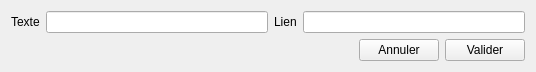
The window that PhotosConsigne/ui/InsertLink.ui (FlorianLance/PhotosConsigne) describes before a commit, drawn with Qt 5.
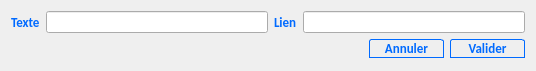
The same window after the commit.

What changed in the file:
```diff
--- a/PhotosConsigne/ui/InsertLink.ui
+++ b/PhotosConsigne/ui/InsertLink.ui
@@ -37,6 +37,44 @@
      </item>
      <item>
       <widget class="QPushButton" name="pbCancel">
+       <property name="minimumSize">
+        <size>
+         <width>75</width>
+         <height>0</height>
+        </size>
+       </property>
+       <property name="toolTip">
+        <string>Annuler l'insertion du lien</string>
+       </property>
+       <property name="styleSheet">
+        <string notr="true">
+
+QPushButton {
+    font: bold 10pt Calibri;  
+    border: 1px solid gray;
+    border-radius: 3px;
+	border-bottom-left-radius: 0px;	
+	 border-bottom-right-radius: 0px;	
+     background-color: qlineargradient(x1: 0, y1: 0, x2: 0, y2: 1,
+                                       stop: 0 #f6f7fa, stop: 1 #dadbde);
+ }
+ 
+QPushButton::enabled {
+	color : rgb(0,106,255);
+    border: 1px solid rgb(0,106,255);
+ }
+
+QPushButton:hover:!pressed{
+
+     background-color: qlineargradient(x1: 0, y1: 0, x2: 0, y2: 1,
+                                       stop: 0 #dadbde, stop: 1 #f6f7fa);
+}
+
+ QPushButton:pressed{
+    background-color:  rgb(220,220,220);
+
+}</string>
+       </property>
        <property name="text">
         <string>Annuler</string>
        </property>
@@ -44,6 +82,44 @@
      </item>
      <item>
       <widget class="QPushButton" name="pbValidate">
+       <property name="minimumSize">
+        <size>
+         <width>75</width>
+         <height>0</height>
+        </size>
+       </property>
+       <property name="toolTip">
+        <string>Valider l'insertion du lien</string>
+       </property>
+       <property name="styleSheet">
+        <string notr="true">
+
+QPushButton {
+    font: bold 10pt Calibri;  
+    border: 1px solid gray;
+    border-radius: 3px;
+	border-bottom-left-radius: 0px;	
+	 border-bottom-right-radius: 0px;	
+     background-color: qlineargradient(x1: 0, y1: 0, x2: 0, y2: 1,
+                                       stop: 0 #f6f7fa, stop: 1 #dadbde);
+ }
+ 
+QPushButton::enabled {
+	color : rgb(0,106,255);
+    border: 1px solid rgb(0,106,255);
+ }
+
+QPushButton:hover:!pressed{
+
+     background-color: qlineargradient(x1: 0, y1: 0, x2: 0, y2: 1,
+                                       stop: 0 #dadbde, stop: 1 #f6f7fa);
+}
+
+ QPushButton:pressed{
+    background-color:  rgb(220,220,220);
+
+}</string>
+       </property>
        <property name="text">
         <string>Valider</string>
        </property>
@@ -55,6 +131,25 @@
     <layout class="QHBoxLayout" name="horizontalLayout_4">
      <item>
       <widget class="QLabel" name="label">
+       <property name="styleSheet">
+        <string notr="true">
+
+QWidget {
+  
+	color : rgb(0,106,255);
+    font:  bold 10pt Calibri;
+
+
+ }
+
+
+QWidget:!enabled {
+  
+	color : rgb(150,150,150);
+    font:  bold 10pt Calibri;
+ }
+</string>
+       </property>
        <property name="text">
         <string>Texte</string>
        </property>
@@ -65,6 +160,25 @@
      </item>
      <item>
       <widget class="QLabel" name="label_2">
+       <property name="styleSheet">
+        <string notr="true">
+
+QWidget {
+  
+	color : rgb(0,106,255);
+    font:  bold 10pt Calibri;
+
+
+ }
+
+
+QWidget:!enabled {
+  
+	color : rgb(150,150,150);
+    font:  bold 10pt Calibri;
+ }
+</string>
+       </property>
        <property name="text">
         <string>Lien</string>
        </property>
```
Left out of the diff: 12 changed lines with no effect on the pictures.
